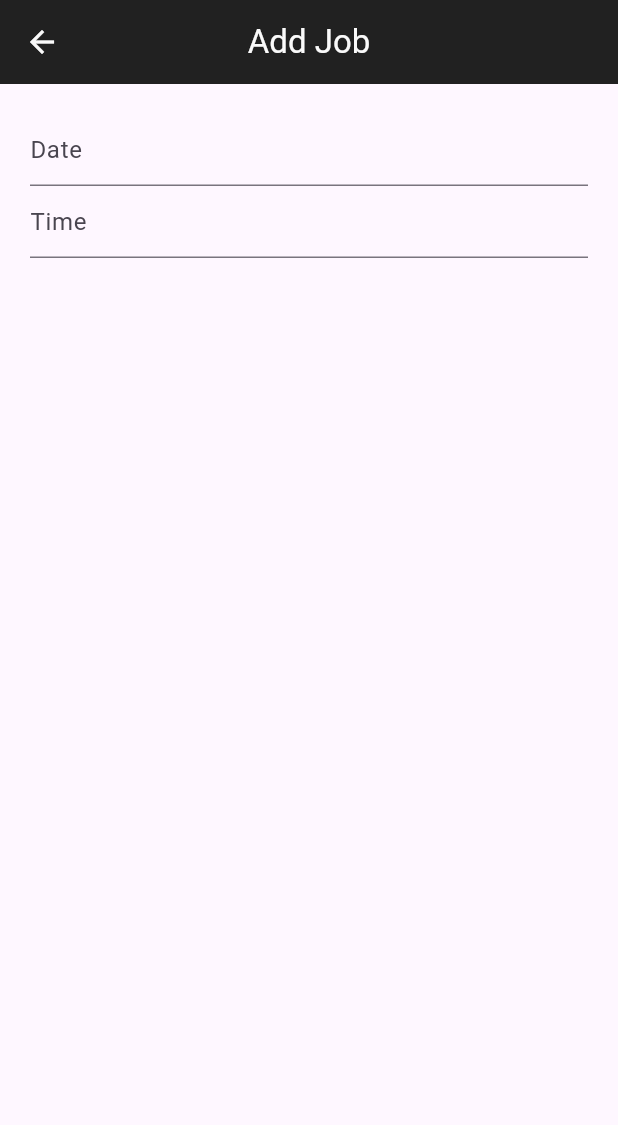
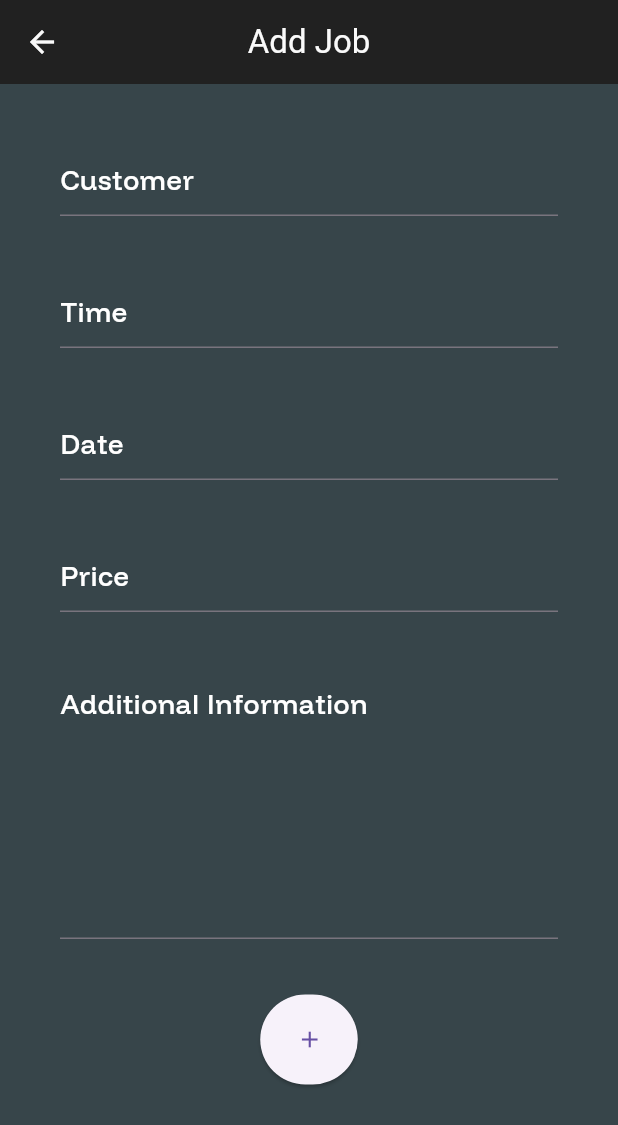
Before and after one commit to Biele10/Window-Cleaning-Mobile-App-Project, a Flutter app: the AddJob screen opened directly, on a phone screen of 412 x 824 dp. Shown: the top 1125 px of the screen. Run offline on Flutter 3.47's test engine with Material 3 defaults, Android fonts, the phone set to English and light mode, and no system bars; our stand-ins replace connectivity_plus, flutter_secure_storage, internet_connection_checker_plus; accounts and stored records are empty; network calls fail.

Commit message:
added all input fields for the Add Job section in the app. now need to use the correct widgets to have the user select the customer, time and date

```diff
--- a/lib/app_screens/add_job.dart
+++ b/lib/app_screens/add_job.dart
@@ -15,10 +15,13 @@ class _AddJobState extends State<AddJob> {
   final _timeController = TextEditingController();
   final _dateController = TextEditingController();
   final _priceController = TextEditingController();
+  final _addInfoController = TextEditingController();
 
   @override
   Widget build(BuildContext context) {
     return Scaffold(
+      backgroundColor: Color(0xFF37454a),
+
       appBar: AppBar(
         centerTitle: true,
         title: Text("Add Job"),
@@ -31,9 +34,135 @@ class _AddJobState extends State<AddJob> {
             padding: const EdgeInsets.all(20.0),
             child: Column(
               children: [
-                TextFormField(decoration: InputDecoration(hintText: "Date")),
-
-                TextFormField(decoration: InputDecoration(hintText: "Time")),
+                // contains list of all TextFormField widgets
+                Padding(
+                  padding: const EdgeInsets.all(20.0),
+                  child: TextFormField(
+                    style: TextStyle(
+                      color: Color(0xFFffffff),
+                      fontSize: 18,
+                      fontFamily: "FunnelDisplay",
+                    ),
+                    controller:
+                        _customerController, // allows for text that is entered
+                    // within a textbox to be retrieved
+                    decoration: InputDecoration(
+                      hintText: 'Customer',
+                      hintStyle: TextStyle(
+                        color: Color(0xFFffffff),
+                        fontSize: 18,
+                        fontFamily: 'FunnelDisplay',
+                      ),
+                    ), // hint text to tell user what to
+                    // type in there
+                  ),
+                ),
+                Padding(
+                  padding: const EdgeInsets.all(20.0),
+                  child: TextFormField(
+                    style: TextStyle(
+                      color: Color(0xFFffffff),
+                      fontSize: 18,
+                      fontFamily: "FunnelDisplay",
+                    ),
+                    controller: _timeController,
+                    decoration: InputDecoration(
+                      hintText: 'Time',
+                      hintStyle: TextStyle(
+                        color: Color(0xFFffffff),
+                        fontSize: 18,
+                        fontFamily: 'FunnelDisplay',
+                      ),
+                    ),
+                    validator: (value) {
+                      if (value == null || value.isEmpty) {
+                        // used in order to verify whether
+                        // the user has entered any information at all
+                        return 'This detail is required.';
+                      }
+                      return null;
+                    },
+                  ),
+                ),
+                Padding(
+                  padding: const EdgeInsets.all(20.0),
+                  child: TextFormField(
+                    style: TextStyle(
+                      color: Color(0xFFffffff),
+                      fontSize: 18,
+                      fontFamily: "FunnelDisplay",
+                    ),
+                    controller: _dateController,
+                    decoration: InputDecoration(
+                      hintText: 'Date',
+                      hintStyle: TextStyle(
+                        color: Color(0xFFffffff),
+                        fontSize: 18,
+                        fontFamily: 'FunnelDisplay',
+                      ),
+                    ),
+                  ),
+                ),
+                Padding(
+                  padding: const EdgeInsets.all(20.0),
+                  child: TextFormField(
+                    style: TextStyle(
+                      color: Color(0xFFffffff),
+                      fontSize: 18,
+                      fontFamily: "FunnelDisplay",
+                    ),
+                    controller:
+                        _priceController, // allows for text that is entered
+                    // within a textbox to be retrieved
+                    decoration: InputDecoration(
+                      hintText: 'Price',
+                      hintStyle: TextStyle(
+                        color: Color(0xFFffffff),
+                        fontSize: 18,
+                        fontFamily: 'FunnelDisplay',
+                      ),
+                    ), // hint text to tell user what to
+                    // type in there
+                  ),
+                ),
+                Padding(
+                  padding: const EdgeInsets.all(20.0),
+                  child: TextField(
+                    style: TextStyle(
+                      color: Color(0xFFffffff),
+                      fontSize: 18,
+                      fontFamily: "FunnelDisplay",
+                    ),
+                    controller: _addInfoController,
+                    maxLines: 6,
+                    decoration: InputDecoration(
+                      hintText: "Additional Information",
+                      hintStyle: TextStyle(
+                        color: Color(0xFFffffff),
+                        fontSize: 18,
+                        fontFamily: 'FunnelDisplay',
+                      ),
+                      alignLabelWithHint: true,
+                    ),
+                  ),
+                ),
+                Padding(
+                  padding: EdgeInsets.all(17.0),
+                  child: Center(
+                    child: ElevatedButton(
+                      // + button at bottom of screen
+                      // to submit information
+                      onPressed: () {
+                        return;
+                      },
+                      style: ButtonStyle(
+                        minimumSize: WidgetStateProperty.all(Size(65, 60)),
+                        maximumSize: WidgetStateProperty.all(Size(65, 60)),
+                      ),
+                      child: Icon(Icons.add),
+                    ),
+                  ),
+                ),
               ],
             ),
           ),
--- a/lib/app_screens/first_screen.dart
+++ b/lib/app_screens/first_screen.dart
@@ -19,7 +19,7 @@ class _FirstScreenState extends State<FirstScreen> {
       // will run the OrdersWidget constructor
       appBar: AppBar(
         // displays a bar at the top of the screen with the title of the app
-        title: Text('Sponge'),
+        title: Text('Handyman'),
         backgroundColor: Colors.grey[900],
         centerTitle: true,
         foregroundColor: Colors.grey[50],
```
